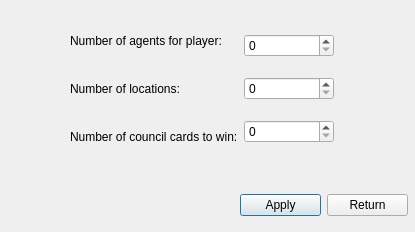
This is Student/settingsscreen.ui in peralammikko/ohjelmointi-3-susipalatsi as Qt 5 draws it before an edit. The edited form follows.
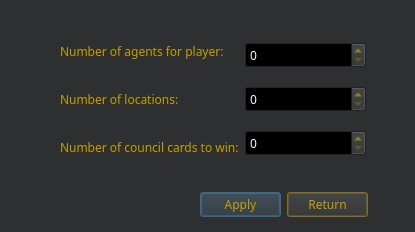
This is the edited form.

Diff of the .ui file:
```diff
--- a/Student/settingsscreen.ui
+++ b/Student/settingsscreen.ui
@@ -10,15 +10,462 @@
     <height>232</height>
    </rect>
   </property>
+  <property name="palette">
+   <palette>
+    <active>
+     <colorrole role="WindowText">
+      <brush brushstyle="SolidPattern">
+       <color alpha="255">
+        <red>196</red>
+        <green>160</green>
+        <blue>0</blue>
+       </color>
+      </brush>
+     </colorrole>
+     <colorrole role="Button">
+      <brush brushstyle="SolidPattern">
+       <color alpha="255">
+        <red>46</red>
+        <green>47</green>
+        <blue>48</blue>
+       </color>
+      </brush>
+     </colorrole>
+     <colorrole role="Light">
+      <brush brushstyle="SolidPattern">
+       <color alpha="255">
+        <red>69</red>
+        <green>70</green>
+        <blue>72</blue>
+       </color>
+      </brush>
+     </colorrole>
+     <colorrole role="Midlight">
+      <brush brushstyle="SolidPattern">
+       <color alpha="255">
+        <red>57</red>
+        <green>58</green>
+        <blue>60</blue>
+       </color>
+      </brush>
+     </colorrole>
+     <colorrole role="Dark">
+      <brush brushstyle="SolidPattern">
+       <color alpha="255">
+        <red>23</red>
+        <green>23</green>
+        <blue>24</blue>
+       </color>
+      </brush>
+     </colorrole>
+     <colorrole role="Mid">
+      <brush brushstyle="SolidPattern">
+       <color alpha="255">
+        <red>30</red>
+        <green>31</green>
+        <blue>32</blue>
+       </color>
+      </brush>
+     </colorrole>
+     <colorrole role="Text">
+      <brush brushstyle="SolidPattern">
+       <color alpha="255">
+        <red>255</red>
+        <green>255</green>
+        <blue>255</blue>
+       </color>
+      </brush>
+     </colorrole>
+     <colorrole role="BrightText">
+      <brush brushstyle="SolidPattern">
+       <color alpha="255">
+        <red>255</red>
+        <green>255</green>
+        <blue>255</blue>
+       </color>
+      </brush>
+     </colorrole>
+     <colorrole role="ButtonText">
+      <brush brushstyle="SolidPattern">
+       <color alpha="255">
+        <red>255</red>
+        <green>255</green>
+        <blue>255</blue>
+       </color>
+      </brush>
+     </colorrole>
+     <colorrole role="Base">
+      <brush brushstyle="SolidPattern">
+       <color alpha="255">
+        <red>0</red>
+        <green>0</green>
+        <blue>0</blue>
+       </color>
+      </brush>
+     </colorrole>
+     <colorrole role="Window">
+      <brush brushstyle="SolidPattern">
+       <color alpha="255">
+        <red>46</red>
+        <green>47</green>
+        <blue>48</blue>
+       </color>
+      </brush>
+     </colorrole>
+     <colorrole role="Shadow">
+      <brush brushstyle="SolidPattern">
+       <color alpha="255">
+        <red>0</red>
+        <green>0</green>
+        <blue>0</blue>
+       </color>
+      </brush>
+     </colorrole>
+     <colorrole role="AlternateBase">
+      <brush brushstyle="SolidPattern">
+       <color alpha="255">
+        <red>23</red>
+        <green>23</green>
+        <blue>24</blue>
+       </color>
+      </brush>
+     </colorrole>
+     <colorrole role="ToolTipBase">
+      <brush brushstyle="SolidPattern">
+       <color alpha="255">
+        <red>255</red>
+        <green>255</green>
+        <blue>220</blue>
+       </color>
+      </brush>
+     </colorrole>
+     <colorrole role="ToolTipText">
+      <brush brushstyle="SolidPattern">
+       <color alpha="255">
+        <red>0</red>
+        <green>0</green>
+        <blue>0</blue>
+       </color>
+      </brush>
+     </colorrole>
+     <colorrole role="PlaceholderText">
+      <brush brushstyle="SolidPattern">
+       <color alpha="128">
+        <red>255</red>
+        <green>255</green>
+        <blue>255</blue>
+       </color>
+      </brush>
+     </colorrole>
+    </active>
+    <inactive>
+     <colorrole role="WindowText">
+      <brush brushstyle="SolidPattern">
+       <color alpha="255">
+        <red>196</red>
+        <green>160</green>
+        <blue>0</blue>
+       </color>
+      </brush>
+     </colorrole>
+     <colorrole role="Button">
+      <brush brushstyle="SolidPattern">
+       <color alpha="255">
+        <red>46</red>
+        <green>47</green>
+        <blue>48</blue>
+       </color>
+      </brush>
+     </colorrole>
+     <colorrole role="Light">
+      <brush brushstyle="SolidPattern">
+       <color alpha="255">
+        <red>69</red>
+        <green>70</green>
+        <blue>72</blue>
+       </color>
+      </brush>
+     </colorrole>
+     <colorrole role="Midlight">
+      <brush brushstyle="SolidPattern">
+       <color alpha="255">
+        <red>57</red>
+        <green>58</green>
+        <blue>60</blue>
+       </color>
+      </brush>
+     </colorrole>
+     <colorrole role="Dark">
+      <brush brushstyle="SolidPattern">
+       <color alpha="255">
+        <red>23</red>
+        <green>23</green>
+        <blue>24</blue>
+       </color>
+      </brush>
+     </colorrole>
+     <colorrole role="Mid">
+      <brush brushstyle="SolidPattern">
+       <color alpha="255">
+        <red>30</red>
+        <green>31</green>
+        <blue>32</blue>
+       </color>
+      </brush>
+     </colorrole>
+     <colorrole role="Text">
+      <brush brushstyle="SolidPattern">
+       <color alpha="255">
+        <red>255</red>
+        <green>255</green>
+        <blue>255</blue>
+       </color>
+      </brush>
+     </colorrole>
+     <colorrole role="BrightText">
+      <brush brushstyle="SolidPattern">
+       <color alpha="255">
+        <red>255</red>
+        <green>255</green>
+        <blue>255</blue>
+       </color>
+      </brush>
+     </colorrole>
+     <colorrole role="ButtonText">
+      <brush brushstyle="SolidPattern">
+       <color alpha="255">
+        <red>255</red>
+        <green>255</green>
+        <blue>255</blue>
+       </color>
+      </brush>
+     </colorrole>
+     <colorrole role="Base">
+      <brush brushstyle="SolidPattern">
+       <color alpha="255">
+        <red>0</red>
+        <green>0</green>
+        <blue>0</blue>
+       </color>
+      </brush>
+     </colorrole>
+     <colorrole role="Window">
+      <brush brushstyle="SolidPattern">
+       <color alpha="255">
+        <red>46</red>
+        <green>47</green>
+        <blue>48</blue>
+       </color>
+      </brush>
+     </colorrole>
+     <colorrole role="Shadow">
+      <brush brushstyle="SolidPattern">
+       <color alpha="255">
+        <red>0</red>
+        <green>0</green>
+        <blue>0</blue>
+       </color>
+      </brush>
+     </colorrole>
+     <colorrole role="AlternateBase">
+      <brush brushstyle="SolidPattern">
+       <color alpha="255">
+        <red>23</red>
+        <green>23</green>
+        <blue>24</blue>
+       </color>
+      </brush>
+     </colorrole>
+     <colorrole role="ToolTipBase">
+      <brush brushstyle="SolidPattern">
+       <color alpha="255">
+        <red>255</red>
+        <green>255</green>
+        <blue>220</blue>
+       </color>
+      </brush>
+     </colorrole>
+     <colorrole role="ToolTipText">
+      <brush brushstyle="SolidPattern">
+       <color alpha="255">
+        <red>0</red>
+        <green>0</green>
+        <blue>0</blue>
+       </color>
+      </brush>
+     </colorrole>
+     <colorrole role="PlaceholderText">
+      <brush brushstyle="SolidPattern">
+       <color alpha="128">
+        <red>255</red>
+        <green>255</green>
+        <blue>255</blue>
+       </color>
+      </brush>
+     </colorrole>
+    </inactive>
+    <disabled>
+     <colorrole role="WindowText">
+      <brush brushstyle="SolidPattern">
+       <color alpha="255">
+        <red>23</red>
+        <green>23</green>
+        <blue>24</blue>
+       </color>
+      </brush>
+     </colorrole>
+     <colorrole role="Button">
+      <brush brushstyle="SolidPattern">
+       <color alpha="255">
+        <red>46</red>
+        <green>47</green>
+        <blue>48</blue>
+       </color>
+      </brush>
+     </colorrole>
+     <colorrole role="Light">
+      <brush brushstyle="SolidPattern">
+       <color alpha="255">
+        <red>69</red>
+        <green>70</green>
+        <blue>72</blue>
+       </color>
+      </brush>
+     </colorrole>
+     <colorrole role="Midlight">
+      <brush brushstyle="SolidPattern">
+       <color alpha="255">
+        <red>57</red>
+        <green>58</green>
+        <blue>60</blue>
+       </color>
+      </brush>
+     </colorrole>
+     <colorrole role="Dark">
+      <brush brushstyle="SolidPattern">
+       <color alpha="255">
+        <red>23</red>
+        <green>23</green>
+        <blue>24</blue>
+       </color>
+      </brush>
+     </colorrole>
+     <colorrole role="Mid">
+      <brush brushstyle="SolidPattern">
+       <color alpha="255">
+        <red>30</red>
+        <green>31</green>
+        <blue>32</blue>
+       </color>
+      </brush>
+     </colorrole>
+     <colorrole role="Text">
+      <brush brushstyle="SolidPattern">
+       <color alpha="255">
+        <red>23</red>
+        <green>23</green>
+        <blue>24</blue>
+       </color>
+      </brush>
+     </colorrole>
+     <colorrole role="BrightText">
+      <brush brushstyle="SolidPattern">
+       <color alpha="255">
+        <red>255</red>
+        <green>255</green>
+        <blue>255</blue>
+       </color>
+      </brush>
+     </colorrole>
+     <colorrole role="ButtonText">
+      <brush brushstyle="SolidPattern">
+       <color alpha="255">
+        <red>23</red>
+        <green>23</green>
+        <blue>24</blue>
+       </color>
+      </brush>
+     </colorrole>
+     <colorrole role="Base">
+      <brush brushstyle="SolidPattern">
+       <color alpha="255">
+        <red>46</red>
+        <green>47</green>
+        <blue>48</blue>
+       </color>
+      </brush>
+     </colorrole>
+     <colorrole role="Window">
+      <brush brushstyle="SolidPattern">
+       <color alpha="255">
+        <red>46</red>
+        <green>47</green>
+        <blue>48</blue>
+       </color>
+      </brush>
+     </colorrole>
+     <colorrole role="Shadow">
+      <brush brushstyle="SolidPattern">
+       <color alpha="255">
+        <red>0</red>
+        <green>0</green>
+        <blue>0</blue>
+       </color>
+      </brush>
+     </colorrole>
+     <colorrole role="AlternateBase">
+      <brush brushstyle="SolidPattern">
+       <color alpha="255">
+        <red>46</red>
+        <green>47</green>
+        <blue>48</blue>
+       </color>
+      </brush>
+     </colorrole>
+     <colorrole role="ToolTipBase">
+      <brush brushstyle="SolidPattern">
+       <color alpha="255">
+        <red>255</red>
+        <green>255</green>
+        <blue>220</blue>
+       </color>
+      </brush>
+     </colorrole>
+     <colorrole role="ToolTipText">
+      <brush brushstyle="SolidPattern">
+       <color alpha="255">
+        <red>0</red>
+        <green>0</green>
+        <blue>0</blue>
+       </color>
+      </brush>
+     </colorrole>
+     <colorrole role="PlaceholderText">
+      <brush brushstyle="SolidPattern">
+       <color alpha="128">
+        <red>255</red>
+        <green>255</green>
+        <blue>255</blue>
+       </color>
+      </brush>
+     </colorrole>
+    </disabled>
+   </palette>
+  </property>
+  <property name="font">
+   <font>
+    <family>Console</family>
+   </font>
+  </property>
   <property name="windowTitle">
    <string>Dialog</string>
   </property>
   <widget class="QWidget" name="layoutWidget">
    <property name="geometry">
     <rect>
-     <x>70</x>
-     <y>20</y>
-     <width>264</width>
+     <x>60</x>
+     <y>30</y>
+     <width>306</width>
      <height>138</height>
     </rect>
    </property>
@@ -66,7 +513,7 @@
   <widget class="QWidget" name="layoutWidget">
    <property name="geometry">
     <rect>
-     <x>240</x>
+     <x>200</x>
      <y>190</y>
      <width>168</width>
      <height>30</height>
@@ -75,6 +522,97 @@
    <layout class="QHBoxLayout" name="horizontalLayout_2">
     <item>
      <widget class="QPushButton" name="saveButton">
+      <property name="palette">
+       <palette>
+        <active>
+         <colorrole role="ButtonText">
+          <brush brushstyle="SolidPattern">
+           <color alpha="255">
+            <red>196</red>
+            <green>160</green>
+            <blue>0</blue>
+           </color>
+          </brush>
+         </colorrole>
+         <colorrole role="Base">
+          <brush brushstyle="SolidPattern">
+           <color alpha="255">
+            <red>46</red>
+            <green>47</green>
+            <blue>48</blue>
+           </color>
+          </brush>
+         </colorrole>
+         <colorrole role="Window">
+          <brush brushstyle="SolidPattern">
+           <color alpha="255">
+            <red>196</red>
+            <green>160</green>
+            <blue>0</blue>
+           </color>
+          </brush>
+         </colorrole>
+        </active>
+        <inactive>
+         <colorrole role="ButtonText">
+          <brush brushstyle="SolidPattern">
+           <color alpha="255">
+            <red>196</red>
+            <green>160</green>
+            <blue>0</blue>
+           </color>
+          </brush>
+         </colorrole>
+         <colorrole role="Base">
+          <brush brushstyle="SolidPattern">
+           <color alpha="255">
+            <red>46</red>
+            <green>47</green>
+            <blue>48</blue>
+           </color>
+          </brush>
+         </colorrole>
+         <colorrole role="Window">
+          <brush brushstyle="SolidPattern">
+           <color alpha="255">
+            <red>196</red>
+            <green>160</green>
+            <blue>0</blue>
+           </color>
+          </brush>
+         </colorrole>
+        </inactive>
+        <disabled>
+         <colorrole role="ButtonText">
+          <brush brushstyle="SolidPattern">
+           <color alpha="96">
+            <red>164</red>
+            <green>166</green>
+            <blue>168</blue>
+           </color>
+          </brush>
+         </colorrole>
+         <colorrole role="Base">
+          <brush brushstyle="SolidPattern">
+           <color alpha="255">
+            <red>196</red>
+            <green>160</green>
+            <blue>0</blue>
+           </color>
+          </brush>
+         </colorrole>
+         <colorrole role="Window">
+          <brush brushstyle="SolidPattern">
+           <color alpha="255">
+            <red>196</red>
+            <green>160</green>
+            <blue>0</blue>
+           </color>
+          </brush>
+         </colorrole>
+        </disabled>
+       </palette>
+      </property>
       <property name="text">
        <string>Apply</string>
       </property>
@@ -82,6 +620,97 @@
     </item>
     <item>
      <widget class="QPushButton" name="returnButton">
+      <property name="palette">
+       <palette>
+        <active>
+         <colorrole role="ButtonText">
+          <brush brushstyle="SolidPattern">
+           <color alpha="255">
+            <red>196</red>
+            <green>160</green>
+            <blue>0</blue>
+           </color>
+          </brush>
+         </colorrole>
+         <colorrole role="Base">
+          <brush brushstyle="SolidPattern">
+           <color alpha="255">
+            <red>46</red>
+            <green>47</green>
+            <blue>48</blue>
+           </color>
+          </brush>
+         </colorrole>
+         <colorrole role="Window">
+          <brush brushstyle="SolidPattern">
+           <color alpha="255">
+            <red>196</red>
+            <green>160</green>
+            <blue>0</blue>
+           </color>
+          </brush>
+         </colorrole>
+        </active>
+        <inactive>
+         <colorrole role="ButtonText">
+          <brush brushstyle="SolidPattern">
+           <color alpha="255">
+            <red>196</red>
+            <green>160</green>
+            <blue>0</blue>
+           </color>
+          </brush>
+         </colorrole>
+         <colorrole role="Base">
+          <brush brushstyle="SolidPattern">
+           <color alpha="255">
+            <red>46</red>
+            <green>47</green>
+            <blue>48</blue>
+           </color>
+          </brush>
+         </colorrole>
+         <colorrole role="Window">
+          <brush brushstyle="SolidPattern">
+           <color alpha="255">
+            <red>196</red>
+            <green>160</green>
+            <blue>0</blue>
+           </color>
+          </brush>
+         </colorrole>
+        </inactive>
+        <disabled>
+         <colorrole role="ButtonText">
+          <brush brushstyle="SolidPattern">
+           <color alpha="96">
+            <red>164</red>
+            <green>166</green>
+            <blue>168</blue>
+           </color>
+          </brush>
+         </colorrole>
+         <colorrole role="Base">
+          <brush brushstyle="SolidPattern">
+           <color alpha="255">
+            <red>196</red>
+            <green>160</green>
+            <blue>0</blue>
+           </color>
+          </brush>
+         </colorrole>
+         <colorrole role="Window">
+          <brush brushstyle="SolidPattern">
+           <color alpha="255">
+            <red>196</red>
+            <green>160</green>
+            <blue>0</blue>
+           </color>
+          </brush>
+         </colorrole>
+        </disabled>
+       </palette>
+      </property>
       <property name="text">
        <string>Return</string>
       </property>
```
